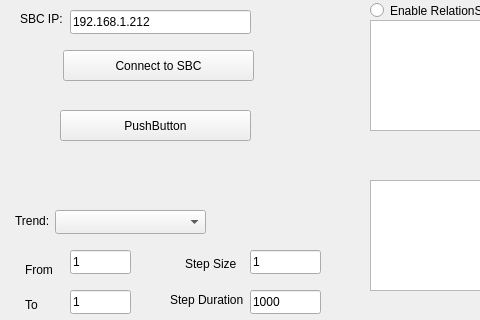
This is autotrend.ui in MOBILionSystems/MIPS-app-MOBILion as Qt 5 draws it before an edit; both pictures show x 0 to 480 and y 0 to 320 of the 801 by 427 pixel window. The edited form follows.
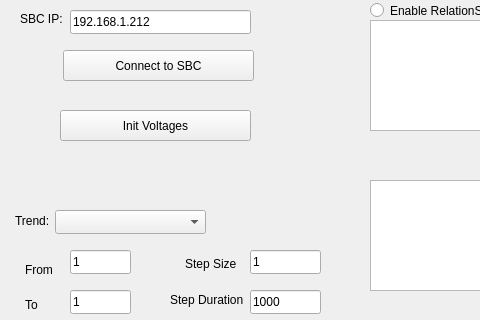
This is the edited form.

Diff of the .ui file:
```diff
--- a/autotrend.ui
+++ b/autotrend.ui
@@ -336,7 +336,7 @@
     </rect>
    </property>
    <property name="text">
-    <string>PushButton</string>
+    <string>Init Voltages</string>
    </property>
   </widget>
   <widget class="QLabel" name="label_4">
```
